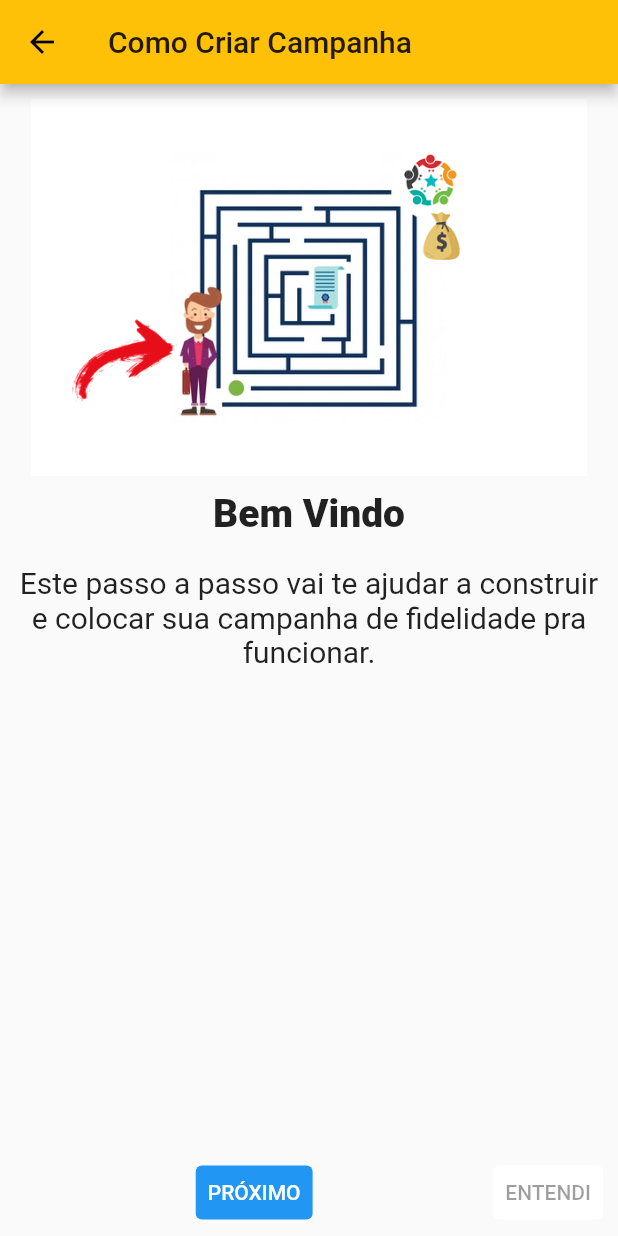
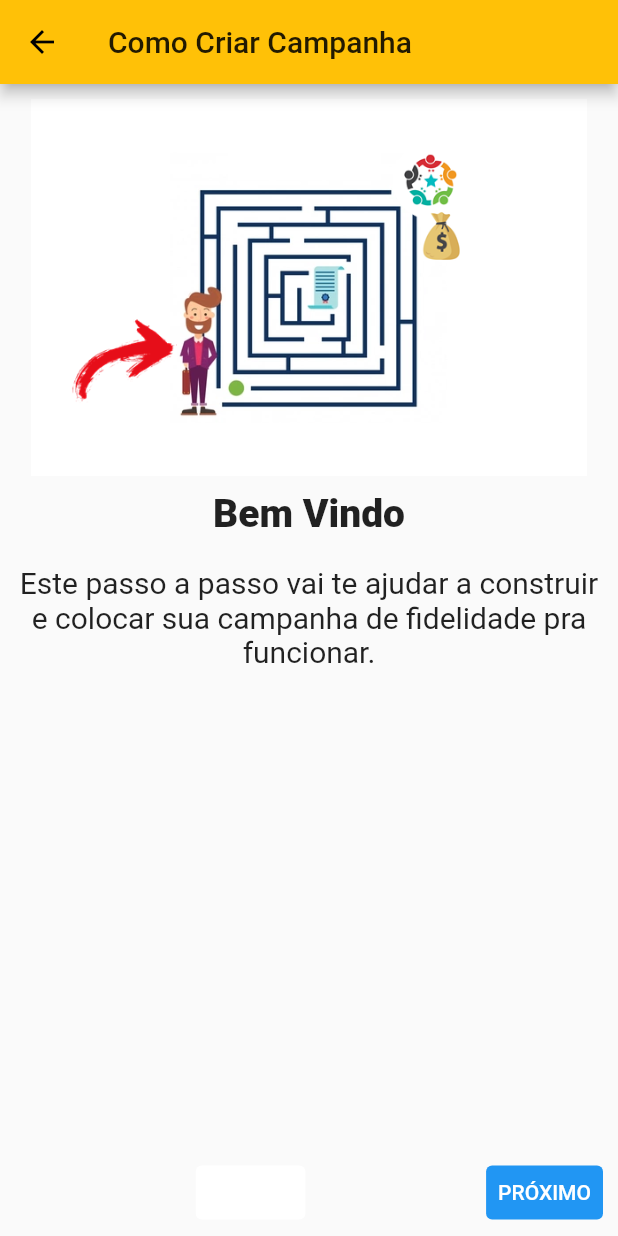
Before and after one commit to juliovitorino/junta192, a Flutter app: the AjudaComoCriarCampanha screen opened directly, on a phone screen of 412 x 824 dp. Run offline on Flutter 3.47's test engine with Material 2 defaults, Android fonts, the phone set to English and light mode, and no system bars; our stand-ins replace audioplayers, auto_size_text, charts_flutter, curved_navigation_bar, google_mobile_ads, google_sign_in and 3 more; missing offline and left inert: adaptive_action_sheet, barcode_scan, flutter_facebook_login, timeline_list, whatsapp_unilink.

Commit message:
botão ENTENDI fica no meio do assistente

```diff
--- a/assets/config/global-startup.json
+++ b/assets/config/global-startup.json
@@ -4,7 +4,7 @@
     "ambienteAtivo" : "PRD",
     "ambientesDisponiveis" : [
       {
-        "ambiente" : "HMG",
+        "ambiente" : "PRD",
         "versao" : "1.3.13.5.20210423.1230",
         "gateway" : "http://elitefinanceira.com/producao/cfdi/php/classes/gateway",
         "gatewayssl" : "http://elitefinanceira.com/producao/cfdi/php/classes/gateway",
--- a/lib/br/com/jcv/linker/classes/ui/common/common-assistente.dart
+++ b/lib/br/com/jcv/linker/classes/ui/common/common-assistente.dart
@@ -112,6 +112,19 @@ class _CommonAssistenteState extends State<CommonAssistente> {
                   ),
                 ),
 
+              TextButton(
+                onPressed: index == (widget.lst.length-1) ? (){
+                  Navigator.of(context).pop();
+                } : null,
+                child: Text("ENTENDI"),
+                style: ButtonStyle(
+                  backgroundColor:  index == (widget.lst.length-1)
+                                    ? MaterialStateProperty.all<Color>(Colors.green)
+                                    : MaterialStateProperty.all<Color>(Colors.white),
+                  foregroundColor:  MaterialStateProperty.all<Color>(Colors.white),
+                ),
+              ),
+
               index == (widget.lst.length-1)
               ? Container(height: 0, width: 0,)
               : TextButton(
@@ -123,20 +136,6 @@ class _CommonAssistenteState extends State<CommonAssistente> {
                   ),
                 ),
 
-              TextButton(
-                onPressed: index == (widget.lst.length-1) ? (){
-                  Navigator.of(context).pop();
-                } : null,
-                child: Text("ENTENDI"),
-                style: ButtonStyle(
-                  backgroundColor:  index == (widget.lst.length-1)
-                                    ? MaterialStateProperty.all<Color>(Colors.green)
-                                    : MaterialStateProperty.all<Color>(Colors.white),
-                  foregroundColor:  index == (widget.lst.length-1)
-                                    ? MaterialStateProperty.all<Color>(Colors.white)
-                                    : MaterialStateProperty.all<Color>(Colors.black38),
-                ),
-              ),
 
             ],
           ),
```
Also changed, not shown: 1 other file.
